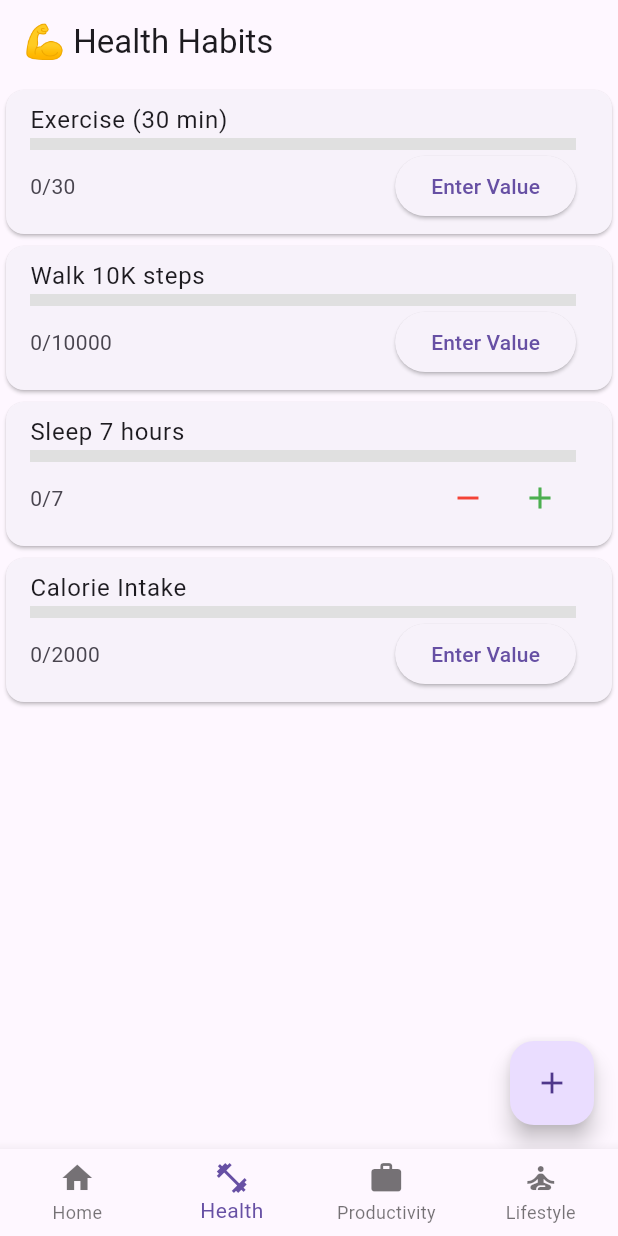
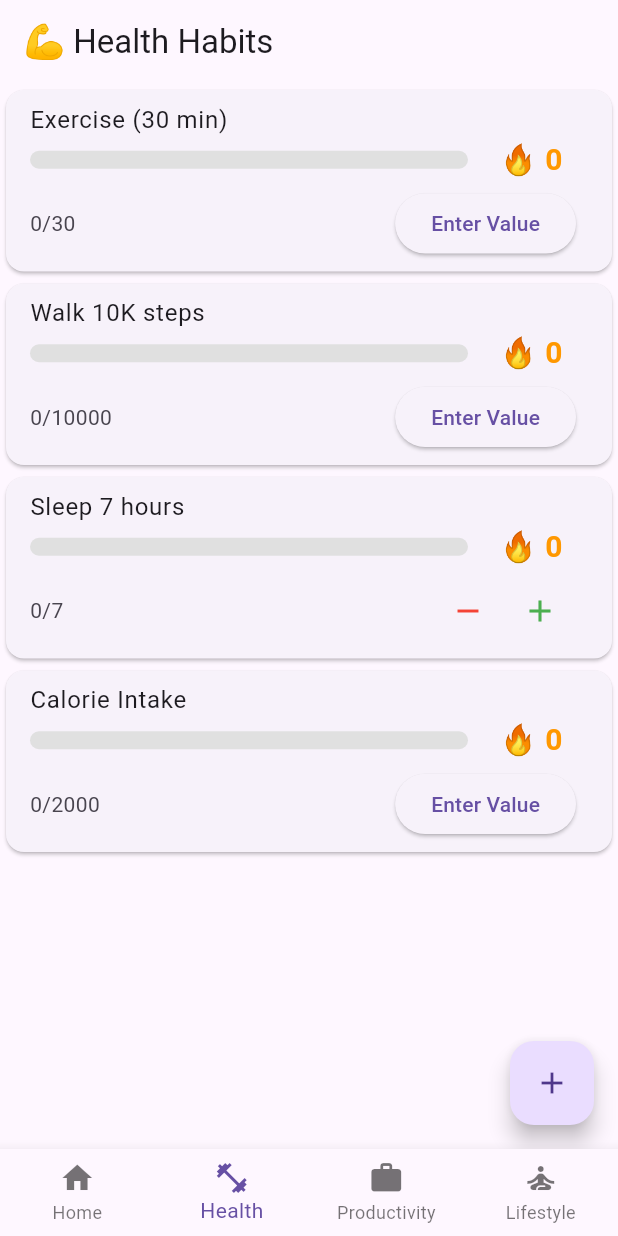
Before and after one commit to TechRaj/habit_tracker, a Flutter app: the screen it shows after launch, item 2 of the bottom bar chosen, on a phone screen of 412 x 824 dp. Run offline on Flutter 3.47's test engine with Material 3 defaults, Android fonts, the phone set to English and light mode, and no system bars; our stand-ins replace confetti, shared_preferences.

Commit message:
Added streak counter to health screen

```diff
--- a/lib/screens/health_screen.dart
+++ b/lib/screens/health_screen.dart
@@ -290,18 +290,51 @@ void _updateHabitProgress(int index, int value) {
                     subtitle: Column(
                       crossAxisAlignment: CrossAxisAlignment.start,
                       children: [
-                        LinearProgressIndicator(
+                        // ✅ Shortened Progress Bar with Dedicated Streak Space
+                        Row(
+                          children: [
+                            Expanded(
+                              flex: 3, // 75% width for progress bar
+                              child: LinearProgressIndicator(
                                 value: habits[index].progress / habits[index].goal,
                                 backgroundColor: Colors.grey[300],
                                 color: habits[index].progress >= habits[index].goal ? Colors.green : Colors.blue,
-                          minHeight: 8,
+                                minHeight: 12,
+                                borderRadius: BorderRadius.circular(6),
                               ),
+                            ),
+                            SizedBox(width: 12), // Space between progress bar and streak counter
+
+                            // ✅ Streak Counter 🔥 (Fixed Width)
+                            Container(
+                              width: 60, // Increase width slightly for better spacing
+                              alignment: Alignment.center,
+                              child: Text(
+                                "🔥 ${habits[index].streak}",
+                                style: TextStyle(
+                                  fontWeight: FontWeight.bold,
+                                  color: Colors.orange,
+                                  fontSize: 20, // Reduce size slightly for balance
+                                ),
+                              ),
+                            ),
+                          ],
+                        ),
+                        SizedBox(height: 4), // Space between progress bar and buttons
+
+                        // ✅ Row: Progress Text & Right-Aligned Buttons
                         Row(
-                          mainAxisAlignment: MainAxisAlignment.spaceBetween,
+                          mainAxisAlignment: MainAxisAlignment.spaceBetween, // Ensures proper spacing
                           children: [
+                            // ✅ Progress Count
                             Text("${habits[index].progress}/${habits[index].goal}"),
-                            isBoolean || useButtons
+
+                            // ✅ Right-Aligned Buttons (No `Expanded` needed)
+                            Align(
+                              alignment: Alignment.centerRight,
+                              child: isBoolean || useButtons
                                   ? Row(
+                                      mainAxisSize: MainAxisSize.min, // Keep buttons compact
                                       children: [
                                         IconButton(
                                           icon: Icon(Icons.remove, color: Colors.red),
@@ -316,6 +349,7 @@ void _updateHabitProgress(int index, int value) {
                                   : ElevatedButton(
                                       onPressed: () => _showNumericInputDialog(index),
                                       child: Text("Enter Value"),
+                                    ),
                             ),
                           ],
                         ),
```
Lines whose indentation alone changed are shown as unchanged.
